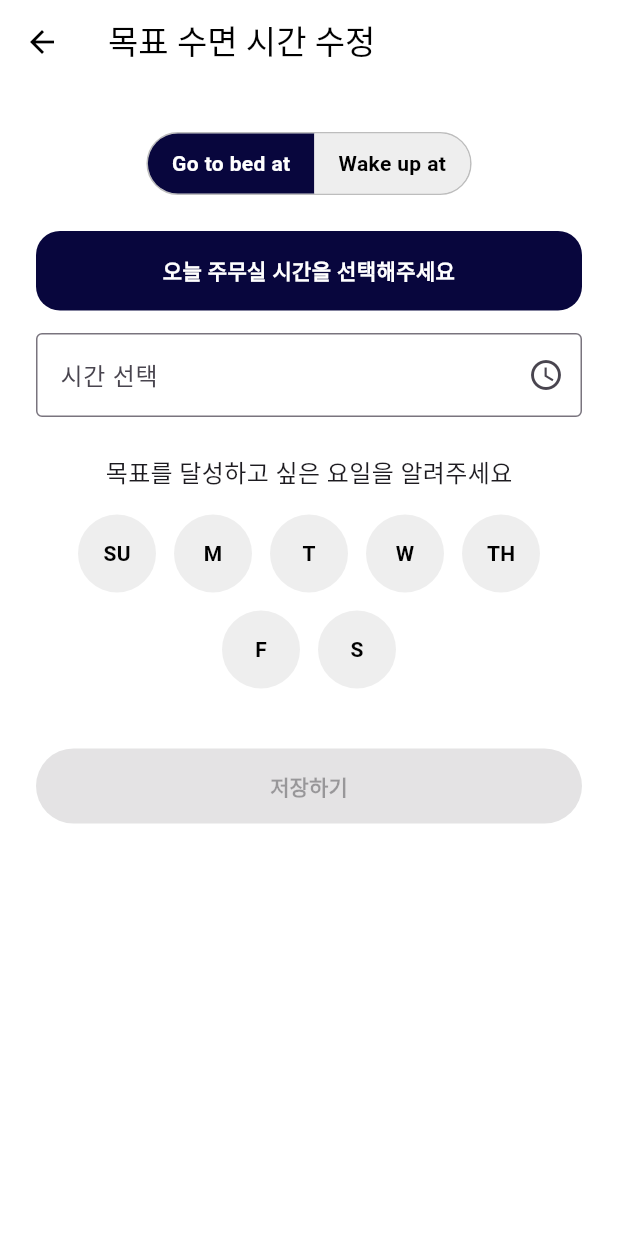
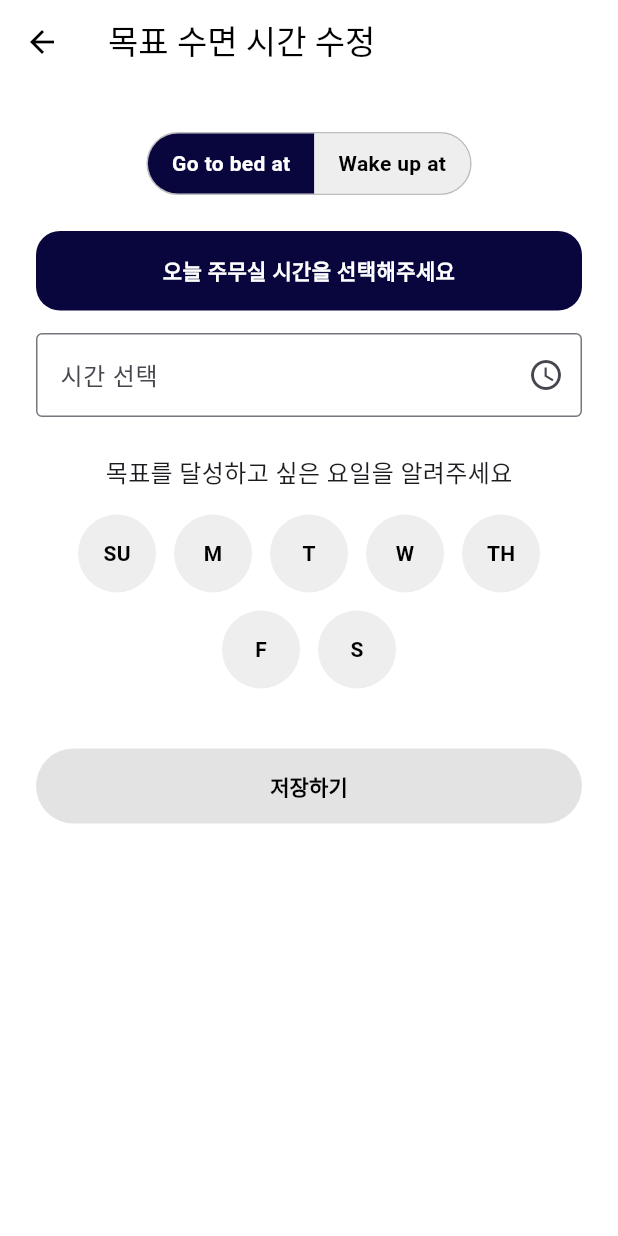
Before and after one commit to Ko-o-ala/Frontend, a Flutter app: the SleepGoalScreen screen opened by its route, on a phone screen of 412 x 824 dp. Run offline on Flutter 3.47's test engine with Material 3 defaults, Android fonts, the light colour scheme and no system bars; our stand-ins replace hive, hive_flutter, percent_indicator, uni_links; accounts and stored records are empty.

Commit message:
저장하기 버튼 색까지 변경 완

```diff
--- a/lib/sleep_time/sleep_goal_screen.dart
+++ b/lib/sleep_time/sleep_goal_screen.dart
@@ -221,7 +221,10 @@ class _SleepGoalScreenState extends State<SleepGoalScreen> {
                 ),
                 child: const Text(
                   '저장하기',
-                  style: TextStyle(fontWeight: FontWeight.bold),
+                  style: TextStyle(
+                    fontWeight: FontWeight.bold,
+                    color: Colors.black, // ✅ 글자색을 검정으로 설정
+                  ),
                 ),
               ),
             ],
```
